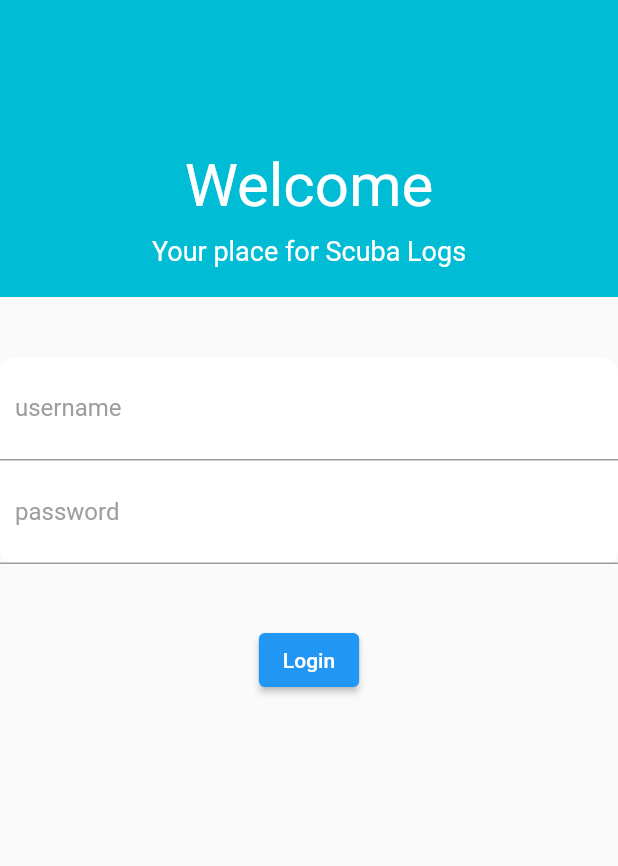
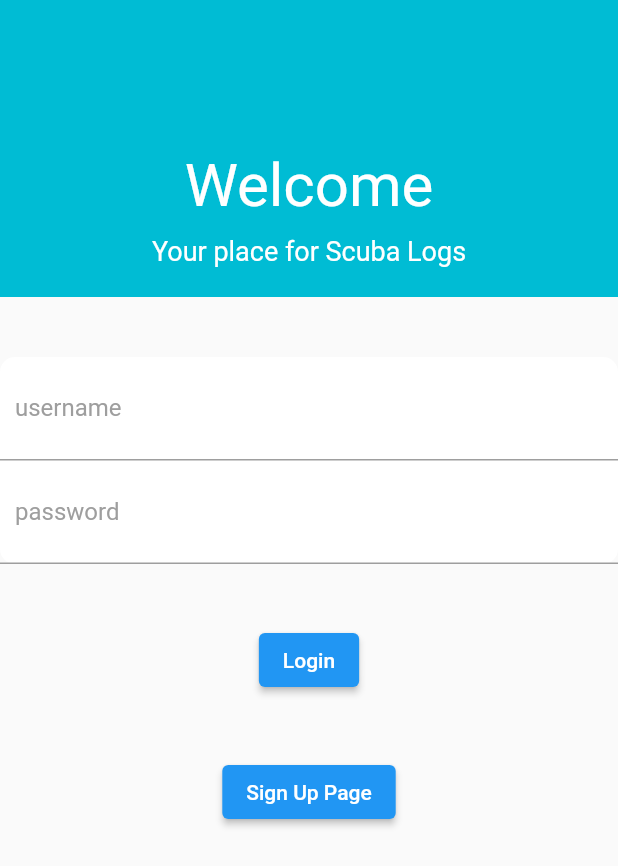
Before and after one commit to laynemazur/oceanlogger, a Flutter app: the screen it shows after launch, on a phone screen of 412 x 824 dp. Shown: the top 866 px of the screen. Run offline on Flutter 3.47's test engine with Material 2 defaults, Android fonts, the phone set to English and light mode, and no system bars; missing offline and left inert: mongo_dart.

Commit message:
Added SignUpButton call and modified Header call

```diff
--- a/lib/components/LoginWrapper.dart
+++ b/lib/components/LoginWrapper.dart
@@ -1,5 +1,6 @@
 import 'package:flutter/material.dart';
 import '../buttons/LoginButton.dart';
+import '../buttons/SignUpButton.dart';
 import 'Login.dart';
 
 //Design for LoginPage, calls Login which performs actions on this page
@@ -23,7 +24,9 @@ class LoginWrapper extends StatelessWidget {
               child: Login(), //Contains info for user login, password
             ),
             const SizedBox(height: 40,),
-            LoginButton()
+            LoginButton(),
+            const SizedBox(height: 40,),
+            SignUpButton()
           ],
         ),
       ),
--- a/lib/pages/LoginPage.dart
+++ b/lib/pages/LoginPage.dart
@@ -1,5 +1,4 @@
 import 'package:flutter/material.dart';
-
 import '../components/Header.dart';
 import '../components/LoginWrapper.dart';
 
```
